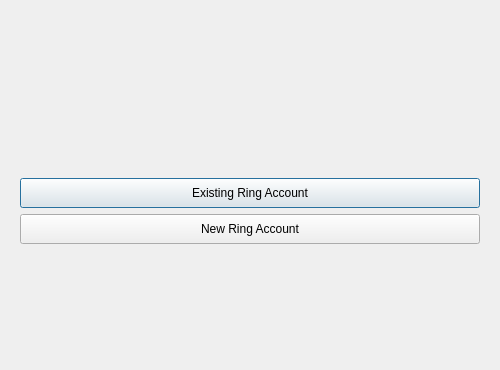
Qt form wizarddialog.ui (savoirfairelinux/jami-client-windows) before a commit.
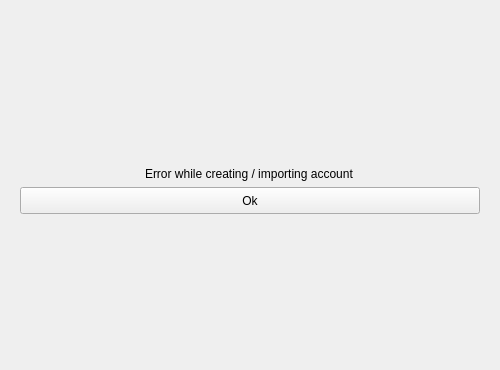
The same form after that commit. The open tabs and pages were chosen to show the change. Icons and pictures are not drawn.

Commit message:
ui: display error on creating / adding exising account
when creating or adding existing ring account,
in the case of wrong PIN or password, the UI spinner cycled infinitely.

No cycling anymore; Added ERROR case handling in switch of endSetup().
(placed a #pragma push_macro("ERROR") because of prior #define ERROR, which i didn't found.)

Added an error page on wizardDialog stacked widget, which returns to the first
page of the wizard on Ok clicked().

The edit to the form file:
```diff
--- a/wizarddialog.ui
+++ b/wizarddialog.ui
@@ -480,6 +480,89 @@
        </item>
       </layout>
      </widget>
+     <widget class="QWidget" name="errorPage">
+      <property name="sizePolicy">
+       <sizepolicy hsizetype="Minimum" vsizetype="Minimum">
+        <horstretch>0</horstretch>
+        <verstretch>0</verstretch>
+       </sizepolicy>
+      </property>
+      <property name="layoutDirection">
+       <enum>Qt::LeftToRight</enum>
+      </property>
+      <layout class="QVBoxLayout" name="verticalLayout_5">
+       <item>
+        <spacer name="verticalSpacer_9">
+         <property name="orientation">
+          <enum>Qt::Vertical</enum>
+         </property>
+         <property name="sizeType">
+          <enum>QSizePolicy::Expanding</enum>
+         </property>
+         <property name="sizeHint" stdset="0">
+          <size>
+           <width>20</width>
+           <height>40</height>
+          </size>
+         </property>
+        </spacer>
+       </item>
+       <item alignment="Qt::AlignHCenter|Qt::AlignVCenter">
+        <widget class="QLabel" name="errorLabel">
+         <property name="locale">
+          <locale language="English" country="Canada"/>
+         </property>
+         <property name="text">
+          <string>Error while creating / importing account</string>
+         </property>
+        </widget>
+       </item>
+       <item>
+        <widget class="QPushButton" name="errorPushButton">
+         <property name="sizePolicy">
+          <sizepolicy hsizetype="MinimumExpanding" vsizetype="MinimumExpanding">
+           <horstretch>16</horstretch>
+           <verstretch>16</verstretch>
+          </sizepolicy>
+         </property>
+         <property name="minimumSize">
+          <size>
+           <width>24</width>
+           <height>24</height>
+          </size>
+         </property>
+         <property name="maximumSize">
+          <size>
+           <width>464</width>
+           <height>27</height>
+          </size>
+         </property>
+         <property name="locale">
+          <locale language="English" country="Canada"/>
+         </property>
+         <property name="text">
+          <string>Ok</string>
+         </property>
+        </widget>
+       </item>
+       <item>
+        <spacer name="verticalSpacer_8">
+         <property name="orientation">
+          <enum>Qt::Vertical</enum>
+         </property>
+         <property name="sizeType">
+          <enum>QSizePolicy::Expanding</enum>
+         </property>
+         <property name="sizeHint" stdset="0">
+          <size>
+           <width>0</width>
+           <height>0</height>
+          </size>
+         </property>
+        </spacer>
+       </item>
+      </layout>
+     </widget>
     </widget>
    </item>
   </layout>
```
Left out of the diff: 19 changed lines with no effect on the pictures. The commit also changes 2 other files.
